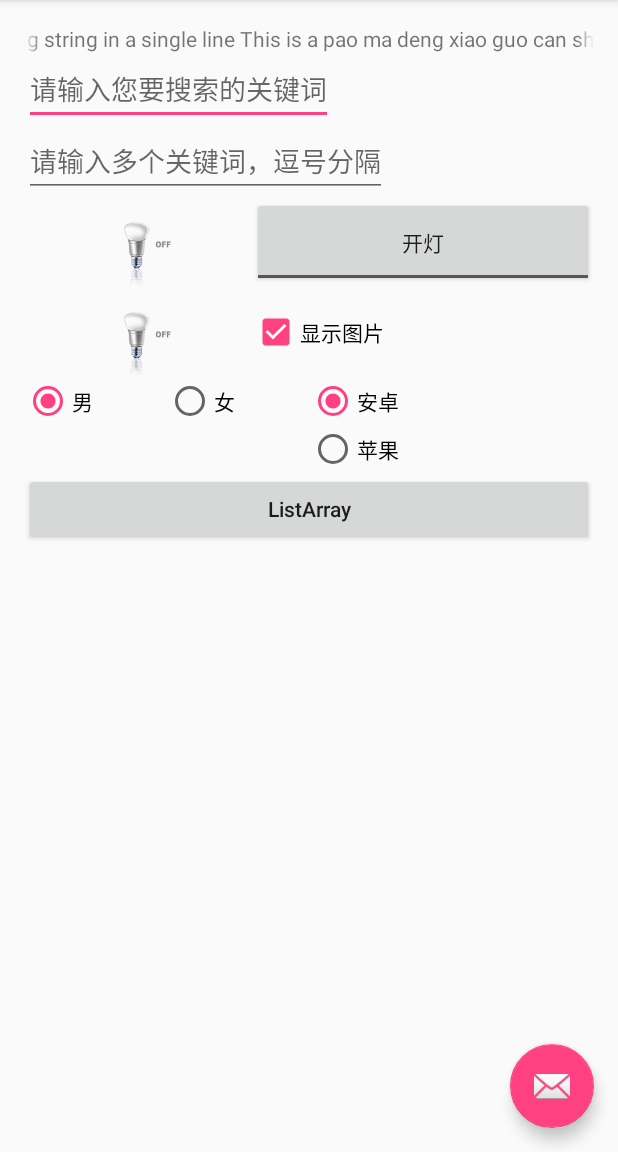
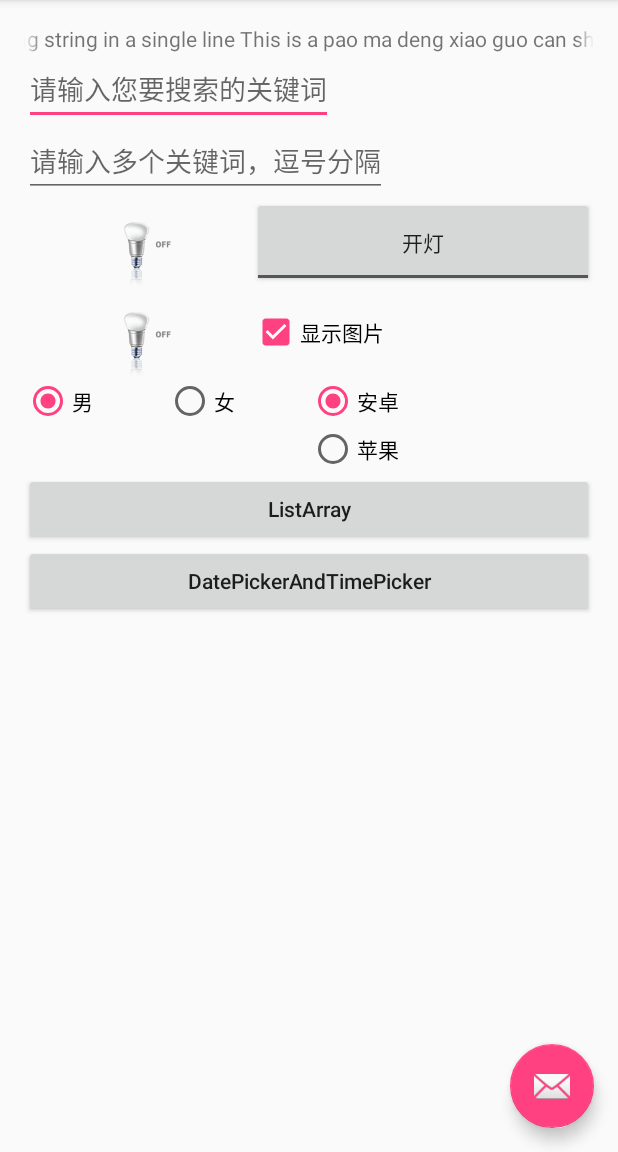
Before and after one commit to shfypp/mooc, an Android app: the screen it shows after launch (MainActivity), on a phone screen of 412 x 824 dp, the part 84-1236 px from its top. Run offline under Robolectric (Android 15) with nearby library versions, the phone set to English and light mode, and no system bars.

Commit message:
9 DatePicker and TimePicker

```diff
--- a/app/src/main/java/cn/hophin/shfy/androidmooc/MainActivity.java
+++ b/app/src/main/java/cn/hophin/shfy/androidmooc/MainActivity.java
@@ -177,4 +177,9 @@ public class MainActivity extends AppCompatActivity {
         Intent intent=new Intent(context,ListArrayActivity.class);
         startActivity(intent);
     }
+    /**Response for button date_and_time_picker_button**/
+    public void dateTimePicker(View view){
+        Intent intent=new Intent(context,DateAndTimePickerActivity.class);
+        startActivity(intent);
+    }
 }
--- a/app/src/main/res/layout/content_list_array.xml
+++ b/app/src/main/res/layout/content_list_array.xml
@@ -37,7 +37,7 @@
                 android:layout_height="wrap_content"
                 android:layout_weight="1"
                 android:checked="true"
-                android:text="ArrayAdapter" />
+                android:text="@string/array_adapter_radio_button" />
 
             <RadioButton
                 android:id="@+id/simple_adapter_radio_button"
@@ -45,7 +45,7 @@
                 android:layout_height="wrap_content"
                 android:layout_weight="1"
                 android:checked="false"
-                android:text="ArrayAdapter" />
+                android:text="@string/simple_adapter_radio_button" />
 
         </RadioGroup>
     </LinearLayout>
--- a/app/src/main/res/layout/content_main.xml
+++ b/app/src/main/res/layout/content_main.xml
@@ -40,99 +40,128 @@
             android:layout_height="wrap_content"
             android:completionThreshold="3"
             android:hint="@string/input_your_key_words" />
+
         <LinearLayout
             android:layout_width="match_parent"
-            android:orientation="horizontal"
-            android:layout_height="wrap_content">
+            android:layout_height="wrap_content"
+            android:orientation="horizontal">
+
             <ImageView
                 android:id="@+id/light_image_view"
-                android:src="@drawable/light_switch_off"
                 android:layout_width="wrap_content"
-                android:layout_height="60dp" />
+                android:layout_height="60dp"
+                android:src="@drawable/light_switch_off" />
+
             <ToggleButton
                 android:id="@+id/light_switch_tg_button"
+                android:layout_width="0dp"
+                android:layout_height="match_parent"
+                android:layout_weight="1"
                 android:checked="false"
-                android:textOn="@string/light_off"
                 android:textOff="@string/light_on"
-                android:layout_width="0dp"
-                android:layout_weight="1"
-                android:layout_height="match_parent" />
+                android:textOn="@string/light_off" />
         </LinearLayout>
+
         <LinearLayout
             android:layout_width="match_parent"
-            android:orientation="horizontal"
-            android:layout_height="wrap_content">
+            android:layout_height="wrap_content"
+            android:orientation="horizontal">
+
             <ImageView
                 android:id="@+id/light_image_view_2"
-                android:src="@drawable/light_switch_off"
                 android:layout_width="wrap_content"
-                android:layout_height="60dp" />
+                android:layout_height="60dp"
+                android:src="@drawable/light_switch_off" />
+
             <CheckBox
                 android:id="@+id/light_image_show_check_box"
+                android:layout_width="0dp"
+                android:layout_height="match_parent"
+                android:layout_weight="1"
                 android:checked="true"
-                android:text="@string/show_image"
-                android:layout_width="0dp"
-                android:layout_weight="1"
-                android:layout_height="match_parent" />
+                android:text="@string/show_image" />
         </LinearLayout>
+
         <LinearLayout
-            android:orientation="horizontal"
             android:layout_width="match_parent"
-            android:layout_height="wrap_content">
+            android:layout_height="wrap_content"
+            android:orientation="horizontal">
+
             <RadioGroup
                 android:id="@+id/sex_radio_group"
-                android:orientation="horizontal"
                 android:layout_width="0dp"
+                android:layout_height="wrap_content"
                 android:layout_weight="1"
-                android:layout_height="wrap_content">
+                android:orientation="horizontal">
+
                 <RadioButton
                     android:id="@+id/sex_man_radio_button"
+                    android:layout_width="0dp"
+                    android:layout_height="wrap_content"
+                    android:layout_weight="1"
                     android:checked="true"
-                    android:text="@string/sex_man"
-                    android:layout_width="0dp"
-                    android:layout_weight="1"
-                    android:layout_height="wrap_content" />
+                    android:text="@string/sex_man" />
+
                 <RadioButton
                     android:id="@+id/sex_woman_radio_button"
+                    android:layout_width="0dp"
+                    android:layout_height="wrap_content"
+                    android:layout_weight="1"
                     android:checked="false"
-                    android:text="@string/sex_woman"
-                    android:layout_width="0dp"
-                    android:layout_weight="1"
-                    android:layout_height="wrap_content" />
+                    android:text="@string/sex_woman" />
 
             </RadioGroup>
+
             <RadioGroup
                 android:id="@+id/device_radio_group"
-                android:orientation="vertical"
                 android:layout_width="0dp"
+                android:layout_height="wrap_content"
                 android:layout_weight="1"
-                android:layout_height="wrap_content">
+                android:orientation="vertical">
+
                 <RadioButton
                     android:id="@+id/device_android_radio_button"
+                    android:layout_width="wrap_content"
+                    android:layout_height="wrap_content"
                     android:checked="true"
-                    android:text="@string/device_android"
-                    android:layout_width="wrap_content"
-                    android:layout_height="wrap_content" />
+                    android:text="@string/device_android" />
+
                 <RadioButton
                     android:id="@+id/device_mac_radio_button"
+                    android:layout_width="wrap_content"
+                    android:layout_height="wrap_content"
                     android:checked="false"
-                    android:text="@string/device_mac"
-                    android:layout_width="wrap_content"
-                    android:layout_height="wrap_content" />
+                    android:text="@string/device_mac" />
             </RadioGroup>
 
         </LinearLayout>
+
         <LinearLayout
-            android:orientation="horizontal"
             android:layout_width="match_parent"
-            android:layout_height="wrap_content">
+            android:layout_height="wrap_content"
+            android:orientation="horizontal">
+
             <Button
                 android:layout_width="0dp"
+                android:layout_height="wrap_content"
                 android:layout_weight="1"
+                android:onClick="listArray"
                 android:text="@string/list_array"
-                android:textAllCaps="false"
-                android:onClick="listArray"
-                android:layout_height="wrap_content" />
+                android:textAllCaps="false" />
+        </LinearLayout>
+
+        <LinearLayout
+            android:layout_width="match_parent"
+            android:layout_height="wrap_content"
+            android:orientation="horizontal">
+
+            <Button
+                android:layout_width="0dp"
+                android:layout_height="wrap_content"
+                android:layout_weight="1"
+                android:text="@string/date_picker_and_time_picker_button"
+                android:onClick="dateTimePicker"
+                android:textAllCaps="false" />
         </LinearLayout>
 
 
--- a/app/src/main/res/values/strings.xml
+++ b/app/src/main/res/values/strings.xml
@@ -12,4 +12,10 @@
     <string name="device_mac">苹果</string>
     <string name="list_array">ListArray</string>
     <string name="title_activity_list_array">ListArrayActivity</string>
+    <string name="simple_adapter_radio_button">SimpleAdapter</string>
+    <string name="array_adapter_radio_button">ArrayAdapter</string>
+    <string name="date_picker_and_time_picker_button">DatePickerAndTimePicker</string>
+    <string name="title_activity_date_and_time_picker">DateAndTimePickerActivity</string>
+    <string name="dialog_date_picker_button">DatePickerDialog</string>
+    <string name="dialog_time_picker_button">TimePickerDialog</string>
 </resources>
```
Also changed, not shown: app/src/main/AndroidManifest.xml (+9 -0 lines), app/src/main/java/cn/hophin/shfy/androidmooc/DateAndTimePickerActivity.java (added, +139 -0 lines), app/src/main/res/layout/activity_date_and_time_picker.xml (added, +27 -0 lines), app/src/main/res/layout/content_date_and_time_picker.xml (added, +48 -0 lines).
